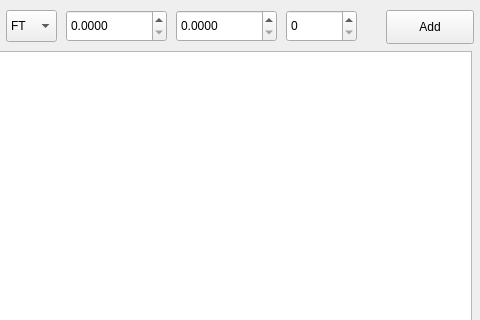
Above: src/main/mainwindow.ui from Jackkade/PricingManager before the change; both pictures show x 214 to 694 and y 0 to 320 of the 694 by 570 pixel window. Below: the same form after it.
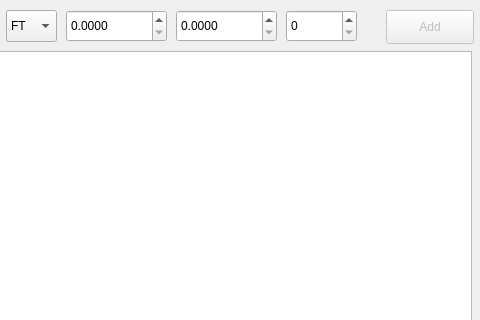
That is the form after the change.

Commit message: Text Entry Empty now disables addBtn

What changed in the file:
```diff
--- a/src/main/mainwindow.ui
+++ b/src/main/mainwindow.ui
@@ -37,6 +37,9 @@
     </property>
    </widget>
    <widget class="QPushButton" name="btnAdd">
+    <property name="enabled">
+     <bool>false</bool>
+    </property>
     <property name="geometry">
      <rect>
       <x>600</x>
```
The commit also changes 2 other files.
